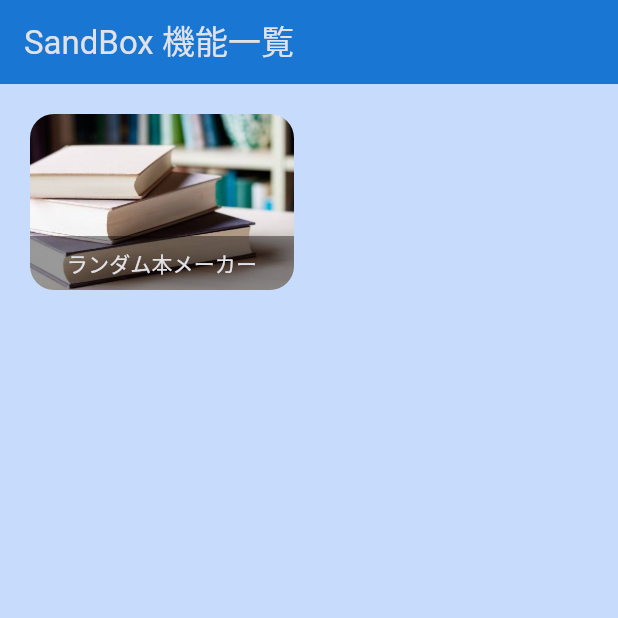
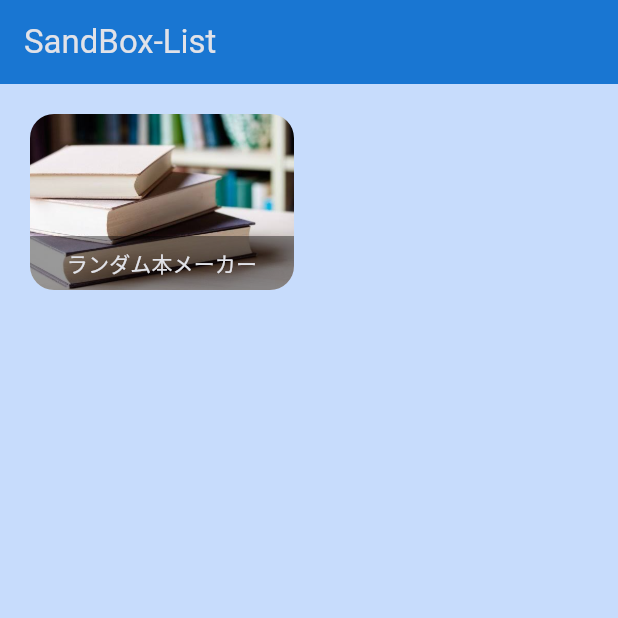
Before and after one commit to kiki-a-0622/sandbox, a Flutter app: the screen it shows after launch, on a phone screen of 412 x 824 dp, the top half of it. Run offline on Flutter 3.47's test engine with Material 3 defaults, Android fonts, the phone set to English and light mode, and no system bars; our stand-ins replace flutter_riverpod.

Commit message:
Gridの部分をwidgetsに切り出し

```diff
--- a/lib/screens/home.dart
+++ b/lib/screens/home.dart
@@ -1,4 +1,5 @@
 import 'package:flutter/material.dart';
+import 'package:sandbox/widgets/gird_function_item.dart';
 
 class HomeScreen extends StatelessWidget {
   const HomeScreen({
@@ -10,7 +11,7 @@ class HomeScreen extends StatelessWidget {
     return Scaffold(
       appBar: AppBar(
         title: const Text(
-          'SandBox 機能一覧',
+          'SandBox-List',
         ),
       ),
       body: GridView(
@@ -21,48 +22,8 @@ class HomeScreen extends StatelessWidget {
           crossAxisSpacing: 20,
           mainAxisSpacing: 20,
         ),
-        children: [
-          InkWell(
-            onTap: () {},
-            splashColor: Theme.of(context).primaryColor,
-            borderRadius: BorderRadius.circular(16),
-            child: Stack(
-              children: [
-                Container(
-                  padding: const EdgeInsets.all(16),
-                  decoration: BoxDecoration(
-                    borderRadius: BorderRadius.circular(16),
-                    image: const DecorationImage(
-                      image: AssetImage('assets/images/book.JPG'),
-                      fit: BoxFit.cover,
-                    ),
-                  ),
-                ),
-                Align(
-                  alignment: Alignment.bottomCenter,
-                  child: Container(
-                    width: double.infinity,
-                    padding:
-                        const EdgeInsets.symmetric(vertical: 8, horizontal: 16),
-                    decoration: BoxDecoration(
-                      color: Colors.black.withOpacity(0.4),
-                      borderRadius: const BorderRadius.only(
-                        bottomLeft: Radius.circular(16),
-                        bottomRight: Radius.circular(16),
-                      ),
-                    ),
-                    child: Text(
-                      'ランダム本メーカー',
-                      style: Theme.of(context).textTheme.titleSmall!.copyWith(
-                            color: Theme.of(context).colorScheme.onSurface,
-                          ),
-                      textAlign: TextAlign.center,
-                    ),
-                  ),
-                ),
-              ],
-            ),
-          ),
+        children: const [
+          GirdFunctionItem(),
         ],
       ),
     );
--- /dev/null
+++ b/lib/widgets/gird_function_item.dart
@@ -0,0 +1,51 @@
+import 'package:flutter/material.dart';
+
+class GirdFunctionItem extends StatelessWidget {
+  const GirdFunctionItem({
+    super.key,
+  });
+
+  @override
+  Widget build(BuildContext context) {
+    return InkWell(
+      onTap: () {},
+      splashColor: Theme.of(context).primaryColor,
+      borderRadius: BorderRadius.circular(16),
+      child: Stack(
+        children: [
+          Container(
+            padding: const EdgeInsets.all(16),
+            decoration: BoxDecoration(
+              borderRadius: BorderRadius.circular(16),
+              image: const DecorationImage(
+                image: AssetImage('assets/images/book.JPG'),
+                fit: BoxFit.cover,
+              ),
+            ),
+          ),
+          Align(
+            alignment: Alignment.bottomCenter,
+            child: Container(
+              width: double.infinity,
+              padding: const EdgeInsets.symmetric(vertical: 8, horizontal: 16),
+              decoration: BoxDecoration(
+                color: Colors.black.withOpacity(0.4),
+                borderRadius: const BorderRadius.only(
+                  bottomLeft: Radius.circular(16),
+                  bottomRight: Radius.circular(16),
+                ),
+              ),
+              child: Text(
+                'ランダム本メーカー',
+                style: Theme.of(context).textTheme.titleSmall!.copyWith(
+                      color: Theme.of(context).colorScheme.onSurface,
+                    ),
+                textAlign: TextAlign.center,
+              ),
+            ),
+          ),
+        ],
+      ),
+    );
+  }
+}
```
